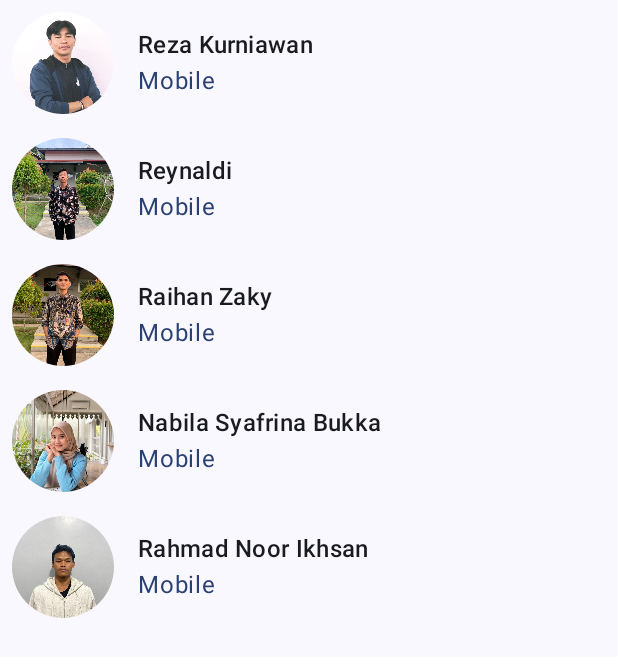
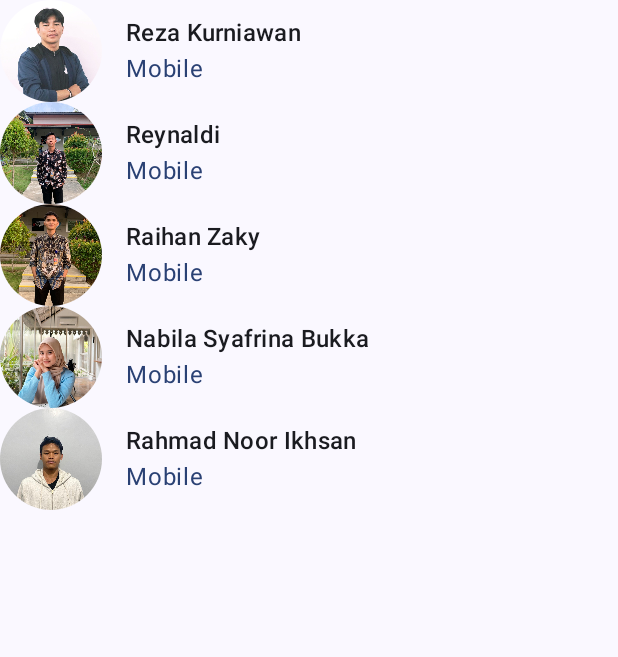
Before and after one commit to Mobile-Development-IL/InfiniteApp, an Android app built with Jetpack Compose: the screen it shows after launch (MainActivity), on a phone screen of 412 x 824 dp. Shown: the top 657 px of the screen. Run offline under Robolectric (Android 15) with nearby library versions, the light colour scheme and no system bars.

Commit message:
Initial Commit

```diff
--- a/app/src/main/java/com/infinitelearning/infiniteapp/presentation/component/MentorItem.kt
+++ b/app/src/main/java/com/infinitelearning/infiniteapp/presentation/component/MentorItem.kt
@@ -1,12 +1,10 @@
 package com.infinitelearning.infiniteapp.presentation.component
 
 import androidx.compose.foundation.Image
-import androidx.compose.foundation.layout.Arrangement
 import androidx.compose.foundation.layout.Column
 import androidx.compose.foundation.layout.Row
 import androidx.compose.foundation.layout.Spacer
 import androidx.compose.foundation.layout.fillMaxWidth
-import androidx.compose.foundation.layout.padding
 import androidx.compose.foundation.layout.size
 import androidx.compose.foundation.layout.width
 import androidx.compose.foundation.shape.CircleShape
@@ -33,7 +31,6 @@ fun MentorItem(
         verticalAlignment = Alignment.CenterVertically,
         modifier = modifier
             .fillMaxWidth()
-            .padding(8.dp)
     ) {
         Image(
             painter = painterResource(id = mentor.photo),
```
